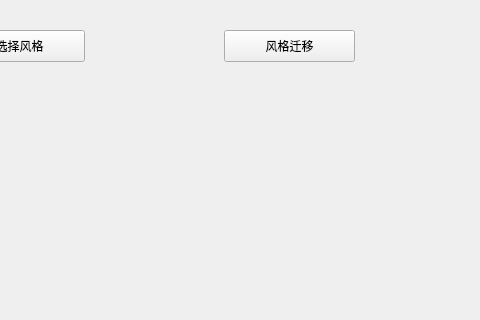
Above: gui/video_transfer.ui from ZYFZYF/Image-Style-Transfer before the change; both pictures show x 426 to 906 and y 0 to 320 of the 906 by 444 pixel window. Below: the same form after it.
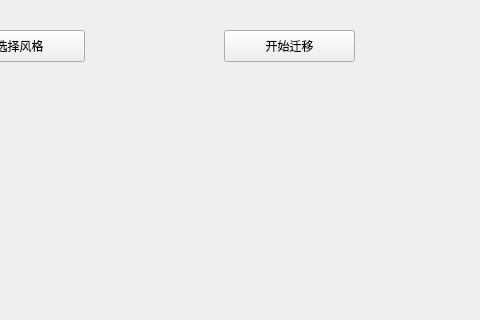
That is the form after the change.

Commit message: 解决UI卡顿的问题，迁移全部放到另一个线程里

Diff of the .ui file:
```diff
--- a/gui/video_transfer.ui
+++ b/gui/video_transfer.ui
@@ -68,7 +68,7 @@
     </rect>
    </property>
    <property name="text">
-    <string>风格迁移</string>
+    <string>开始迁移</string>
    </property>
    <property name="autoDefault">
     <bool>false</bool>
```
The commit also changes 2 other files.
